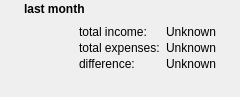
First picture: the form in src/quickreportwidget.ui, repository KDE/knipptasch, before the edit.
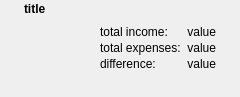
Second picture: the form after the edit. Icons and pictures are not drawn.

Commit message: do not extract placeholder strings for translation

```diff
--- a/src/quickreportwidget.ui
+++ b/src/quickreportwidget.ui
@@ -64,7 +64,7 @@
         </font>
        </property>
        <property name="text">
-        <string>last month</string>
+        <string notr="true" comment="KDE::DoNotExtract">title</string>
        </property>
        <property name="alignment">
         <set>Qt::AlignLeading|Qt::AlignLeft|Qt::AlignTop</set>
@@ -172,7 +172,7 @@
         </sizepolicy>
        </property>
        <property name="text">
-        <string>Unknown</string>
+        <string notr="true" comment="KDE::DoNotExtract">value</string>
        </property>
        <property name="alignment">
         <set>Qt::AlignRight|Qt::AlignTrailing|Qt::AlignVCenter</set>
@@ -195,7 +195,7 @@
         </sizepolicy>
        </property>
        <property name="text">
-        <string>Unknown</string>
+        <string notr="true" comment="KDE::DoNotExtract">value</string>
        </property>
        <property name="alignment">
         <set>Qt::AlignRight|Qt::AlignTrailing|Qt::AlignVCenter</set>
@@ -218,7 +218,7 @@
         </sizepolicy>
        </property>
        <property name="text">
-        <string>Unknown</string>
+        <string notr="true" comment="KDE::DoNotExtract">value</string>
        </property>
        <property name="alignment">
         <set>Qt::AlignRight|Qt::AlignTrailing|Qt::AlignVCenter</set>
```
The commit also changes 7 other files.
